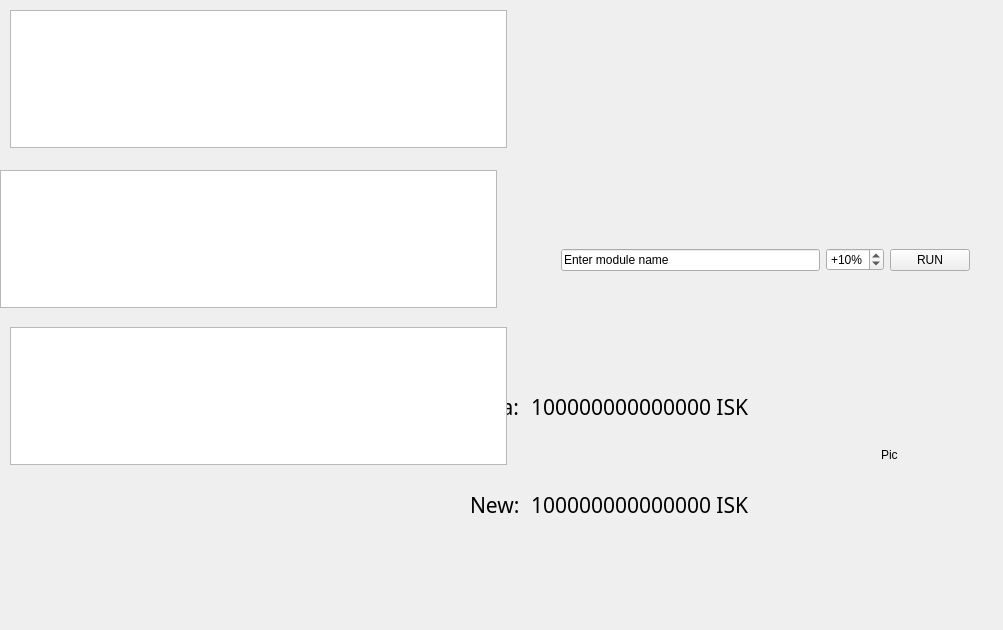
Above: eve_api/widget.ui from Ardameon/eve_market_tool before the change. Below: the same form after it.
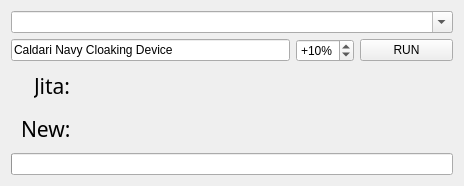
That is the form after the change. Icons and pictures are not drawn.

What changed in the file:
```diff
--- a/eve_api/widget.ui
+++ b/eve_api/widget.ui
@@ -2,29 +2,74 @@
 <ui version="4.0">
  <class>Widget</class>
  <widget class="QWidget" name="Widget">
-  <property name="geometry">
-   <rect>
-    <x>0</x>
-    <y>0</y>
-    <width>1003</width>
-    <height>630</height>
-   </rect>
+  <property name="minimumSize">
+   <size>
+    <width>464</width>
+    <height>186</height>
+   </size>
+  </property>
+  <property name="maximumSize">
+   <size>
+    <width>464</width>
+    <height>186</height>
+   </size>
   </property>
   <property name="windowTitle">
    <string>Widget</string>
   </property>
-  <widget class="QWidget" name="gridLayoutWidget">
-   <property name="geometry">
-    <rect>
-     <x>460</x>
-     <y>350</y>
-     <width>491</width>
-     <height>211</height>
-    </rect>
-   </property>
+  <property name="windowIcon">
+   <iconset resource="icons.qrc">
+    <normaloff>:/icons/6_64_3.png</normaloff>:/icons/6_64_3.png</iconset>
+  </property>
+  <layout class="QVBoxLayout" name="verticalLayout" stretch="0,0,1,0,0">
+   <item>
+    <widget class="QComboBox" name="comboBox">
+     <property name="editable">
+      <bool>true</bool>
+     </property>
+     <property name="currentIndex">
+      <number>-1</number>
+     </property>
+     <property name="modelColumn">
+      <number>0</number>
+     </property>
+    </widget>
+   </item>
+   <item>
+    <layout class="QHBoxLayout" name="horizontalLayout" stretch="3,0,1">
+     <item>
+      <widget class="QLineEdit" name="inputEdit">
+       <property name="text">
+        <string>Caldari Navy Cloaking Device</string>
+       </property>
+      </widget>
+     </item>
+     <item>
+      <widget class="QSpinBox" name="overPrice">
+       <property name="suffix">
+        <string>%</string>
+       </property>
+       <property name="prefix">
+        <string>+</string>
+       </property>
+       <property name="value">
+        <number>10</number>
+       </property>
+      </widget>
+     </item>
+     <item>
+      <widget class="QPushButton" name="runButton">
+       <property name="text">
+        <string>RUN</string>
+       </property>
+      </widget>
+     </item>
+    </layout>
+   </item>
+   <item>
    <layout class="QGridLayout" name="gridLayout" rowstretch="0,0,0" columnstretch="0,3,1" columnminimumwidth="20,256,64">
     <property name="sizeConstraint">
-     <enum>QLayout::SetDefaultConstraint</enum>
+      <enum>QLayout::SetNoConstraint</enum>
     </property>
     <property name="leftMargin">
      <number>10</number>
@@ -32,7 +77,7 @@
     <item row="1" column="2" rowspan="2" alignment="Qt::AlignHCenter|Qt::AlignVCenter">
      <widget class="QLabel" name="imageLabel">
       <property name="text">
-       <string>Pic</string>
+        <string/>
       </property>
      </widget>
     </item>
@@ -64,6 +109,15 @@
     </item>
     <item row="2" column="1">
      <widget class="QLabel" name="newPriceLabel">
+       <property name="enabled">
+        <bool>true</bool>
+       </property>
+       <property name="minimumSize">
+        <size>
+         <width>0</width>
+         <height>51</height>
+        </size>
+       </property>
       <property name="font">
        <font>
         <family>Droid Sans Mono</family>
@@ -71,7 +125,7 @@
        </font>
       </property>
       <property name="text">
-       <string>100000000000000 ISK</string>
+        <string/>
       </property>
      </widget>
     </item>
@@ -80,7 +134,7 @@
       <property name="minimumSize">
        <size>
         <width>0</width>
-        <height>0</height>
+         <height>51</height>
        </size>
       </property>
       <property name="font">
@@ -90,81 +144,45 @@
        </font>
       </property>
       <property name="text">
-       <string>100000000000000 ISK</string>
+        <string/>
       </property>
      </widget>
     </item>
    </layout>
-  </widget>
-  <widget class="QWidget" name="horizontalLayoutWidget">
-   <property name="geometry">
-    <rect>
-     <x>550</x>
-     <y>220</y>
-     <width>431</width>
-     <height>80</height>
-    </rect>
-   </property>
-   <layout class="QHBoxLayout" name="horizontalLayout">
+   </item>
     <item>
-     <widget class="QLineEdit" name="inputEdit">
-      <property name="text">
-       <string>Enter module name</string>
-      </property>
-     </widget>
+    <spacer name="verticalSpacer">
+     <property name="orientation">
+      <enum>Qt::Vertical</enum>
+     </property>
+     <property name="sizeHint" stdset="0">
+      <size>
+       <width>20</width>
+       <height>40</height>
+      </size>
+     </property>
+    </spacer>
     </item>
     <item>
-     <widget class="QSpinBox" name="overPrice">
-      <property name="suffix">
-       <string>%</string>
-      </property>
-      <property name="prefix">
-       <string>+</string>
+    <widget class="QProgressBar" name="progressBar">
+     <property name="enabled">
+      <bool>true</bool>
+     </property>
+     <property name="maximum">
+      <number>3</number>
       </property>
       <property name="value">
-       <number>10</number>
-      </property>
-     </widget>
-    </item>
-    <item>
-     <widget class="QPushButton" name="runButton">
-      <property name="text">
-       <string>RUN</string>
+      <number>0</number>
+     </property>
+     <property name="textVisible">
+      <bool>false</bool>
+     </property>
+     <property name="invertedAppearance">
+      <bool>false</bool>
       </property>
      </widget>
     </item>
    </layout>
-  </widget>
-  <widget class="QPlainTextEdit" name="inText">
-   <property name="geometry">
-    <rect>
-     <x>10</x>
-     <y>10</y>
-     <width>497</width>
-     <height>138</height>
-    </rect>
-   </property>
-  </widget>
-  <widget class="QGraphicsView" name="graphicsView">
-   <property name="geometry">
-    <rect>
-     <x>10</x>
-     <y>327</y>
-     <width>497</width>
-     <height>138</height>
-    </rect>
-   </property>
-  </widget>
-  <widget class="QTextEdit" name="outText">
-   <property name="geometry">
-    <rect>
-     <x>0</x>
-     <y>170</y>
-     <width>497</width>
-     <height>138</height>
-    </rect>
-   </property>
-  </widget>
  </widget>
  <layoutdefault spacing="6" margin="11"/>
  <resources/>
```
Left out of the diff: 11 changed lines with no effect on the pictures. Lines whose indentation alone changed are shown as unchanged.
